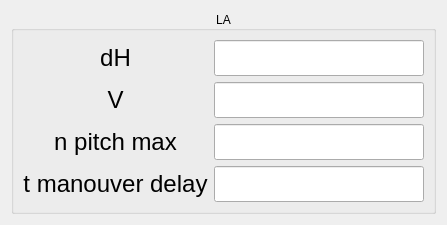
Qt form mainwindow/lainitialframe.ui (Yegres5/diploma) before a commit.
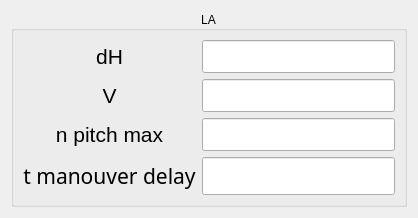
The same form after that commit.

Patch:
```diff
--- a/mainwindow/lainitialframe.ui
+++ b/mainwindow/lainitialframe.ui
@@ -6,8 +6,8 @@
    <rect>
     <x>0</x>
     <y>0</y>
-    <width>371</width>
-    <height>198</height>
+    <width>338</width>
+    <height>186</height>
    </rect>
   </property>
   <property name="windowTitle">
@@ -56,7 +56,7 @@
           </property>
           <property name="font">
            <font>
-            <pointsize>18</pointsize>
+            <pointsize>16</pointsize>
            </font>
           </property>
           <property name="text">
@@ -77,7 +77,7 @@
           </property>
           <property name="font">
            <font>
-            <pointsize>18</pointsize>
+            <pointsize>16</pointsize>
            </font>
           </property>
          </widget>
@@ -96,7 +96,7 @@
           </property>
           <property name="font">
            <font>
-            <pointsize>18</pointsize>
+            <pointsize>16</pointsize>
            </font>
           </property>
           <property name="text">
@@ -117,7 +117,7 @@
           </property>
           <property name="font">
            <font>
-            <pointsize>18</pointsize>
+            <pointsize>16</pointsize>
            </font>
           </property>
          </widget>
@@ -136,7 +136,7 @@
           </property>
           <property name="font">
            <font>
-            <pointsize>18</pointsize>
+            <pointsize>16</pointsize>
            </font>
           </property>
           <property name="text">
@@ -157,7 +157,7 @@
           </property>
           <property name="font">
            <font>
-            <pointsize>18</pointsize>
+            <pointsize>16</pointsize>
            </font>
           </property>
          </widget>
@@ -176,7 +176,8 @@
           </property>
           <property name="font">
            <font>
-            <pointsize>18</pointsize>
+            <family>.SF NS Text</family>
+            <pointsize>16</pointsize>
            </font>
           </property>
           <property name="text">
@@ -197,7 +198,8 @@
           </property>
           <property name="font">
            <font>
-            <pointsize>18</pointsize>
+            <family>.SF NS Text</family>
+            <pointsize>16</pointsize>
            </font>
           </property>
          </widget>
```
